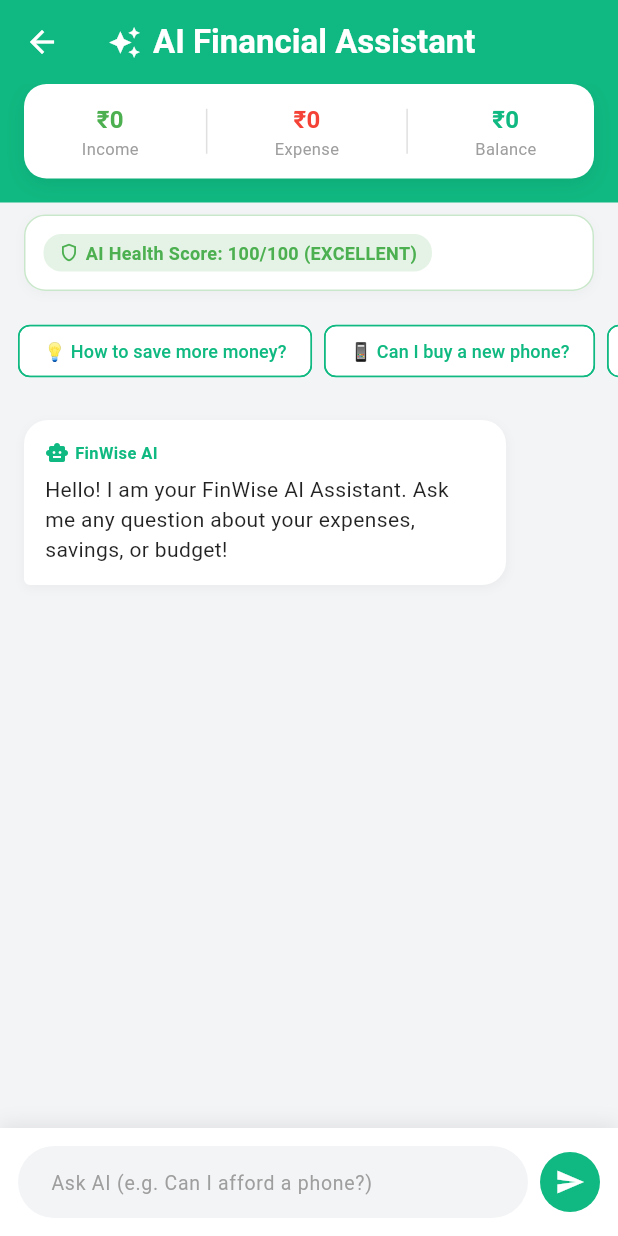
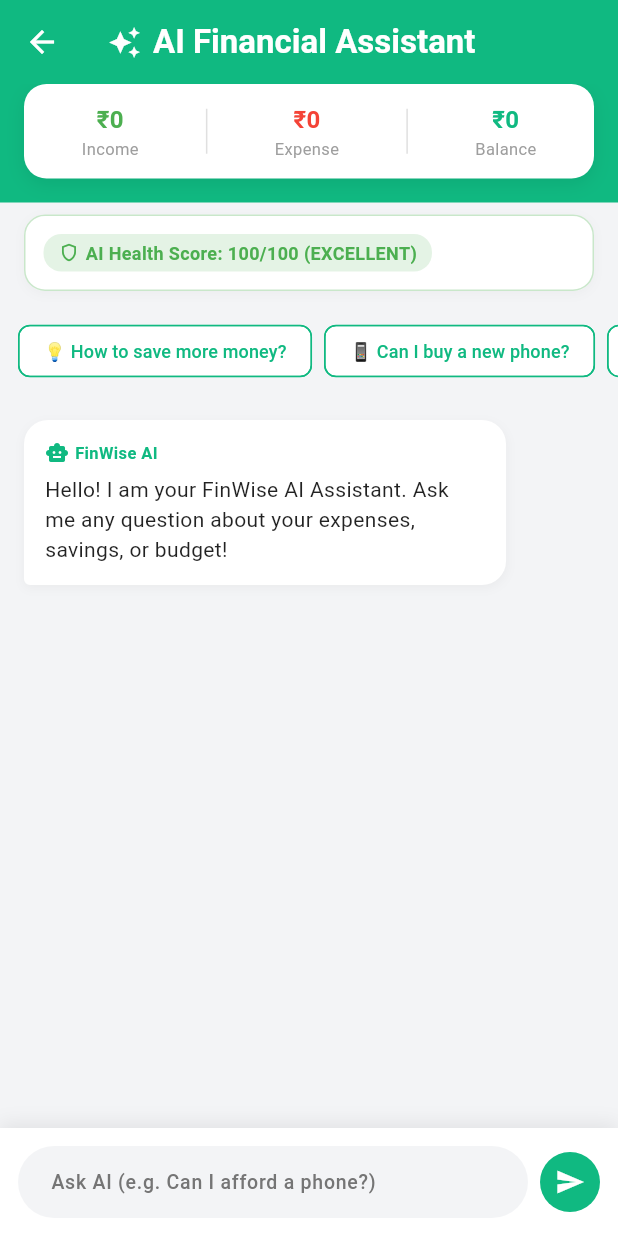
Before and after one commit to MISBAHZAFAR24/AI-Expense-Tracker-, a Flutter app: the AiAdvisorScreen screen opened directly, on a phone screen of 412 x 824 dp. Run offline on Flutter 3.47's test engine with Material 3 defaults, Android fonts, the phone set to English and light mode, and no system bars; our stand-ins replace fl_chart, shared_preferences; accounts and stored records are empty; network calls fail.

Commit message:
Set input text color to pure black in AI Advisor question textfield

```diff
--- a/lib/ai_advisor_screen.dart
+++ b/lib/ai_advisor_screen.dart
@@ -426,9 +426,10 @@ class _AiAdvisorScreenState extends State<AiAdvisorScreen> {
                 controller: _questionController,
                 textInputAction: TextInputAction.send,
                 onSubmitted: (_) => _handleSendMessage(),
+                style: const TextStyle(color: Colors.black, fontSize: 14, fontWeight: FontWeight.w500),
                 decoration: InputDecoration(
                   hintText: "Ask AI (e.g. Can I afford a phone?)",
-                  hintStyle: const TextStyle(color: Colors.grey, fontSize: 13),
+                  hintStyle: TextStyle(color: Colors.grey.shade600, fontSize: 13),
                   filled: true,
                   fillColor: const Color(0xFFF3F4F6),
                   border: OutlineInputBorder(
```
